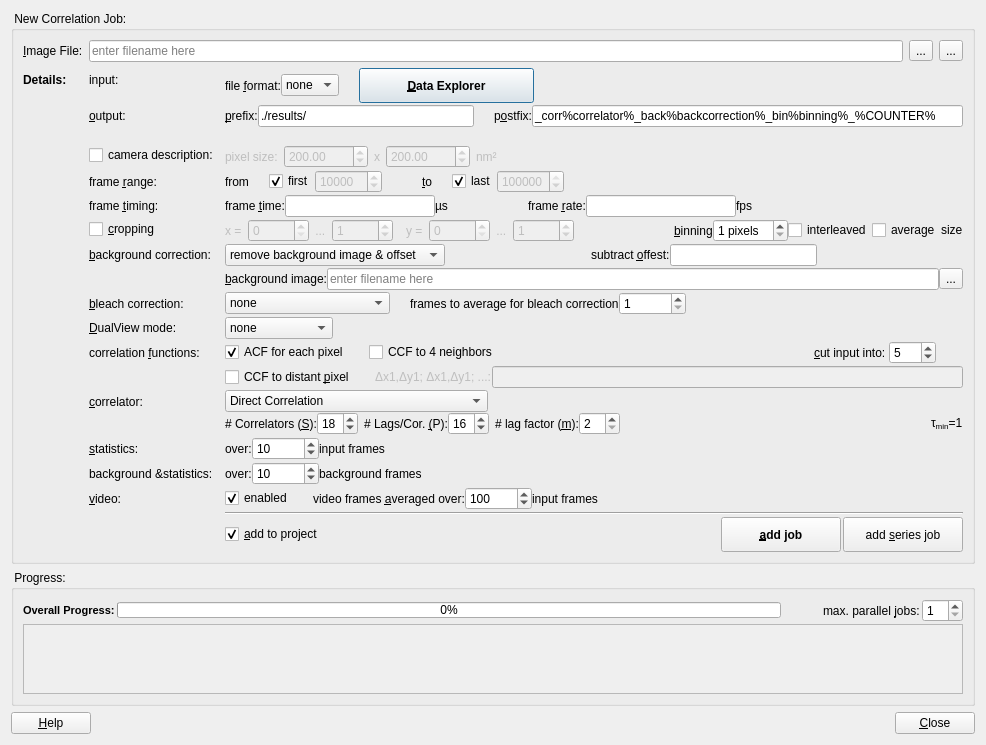
This is plugins/imagingfcs/qfrdrimagingfcscorrelationdialog.ui in jkriege2/QuickFit3 as Qt 5 draws it before an edit. The edited form follows.
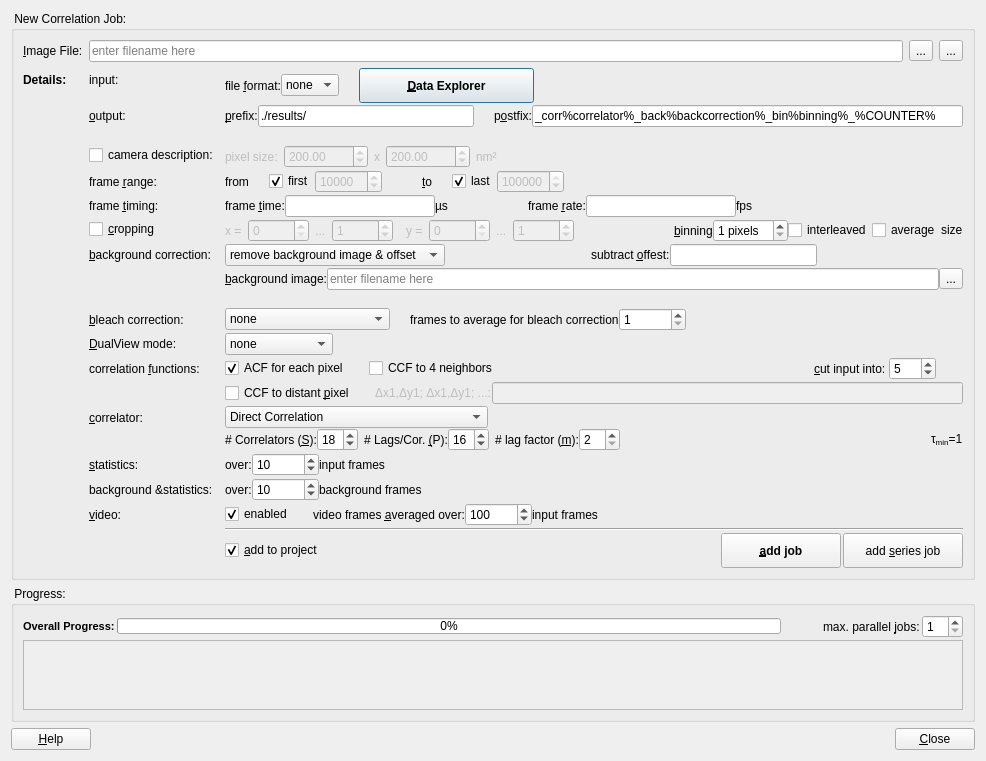
This is the edited form. Icons and pictures are not drawn. Custom widgets are drawn as their Qt base class.

Commit message: QuickFit3/table: bugfix: table-size not initialized on startup QuickFit3/imFCS: added display of background image size to correlation dialog

The edit to the form file:
```diff
--- a/plugins/imagingfcs/qfrdrimagingfcscorrelationdialog.ui
+++ b/plugins/imagingfcs/qfrdrimagingfcscorrelationdialog.ui
@@ -10,7 +10,7 @@
     <x>0</x>
     <y>0</y>
     <width>947</width>
-    <height>741</height>
+    <height>756</height>
    </rect>
   </property>
   <property name="windowTitle">
@@ -991,7 +991,7 @@
            </item>
           </layout>
          </item>
-         <item row="9" column="0">
+         <item row="10" column="0">
           <widget class="QLabel" name="label_39">
            <property name="text">
             <string>&amp;bleach correction:</string>
@@ -1001,7 +1001,7 @@
            </property>
           </widget>
          </item>
-         <item row="9" column="1">
+         <item row="10" column="1">
           <layout class="QHBoxLayout" name="horizontalLayout_20">
            <item>
             <widget class="QComboBox" name="cmbBleachType">
@@ -1087,7 +1087,7 @@
            </item>
           </layout>
          </item>
-         <item row="10" column="0">
+         <item row="11" column="0">
           <widget class="QLabel" name="label_47">
            <property name="text">
             <string>&amp;DualView mode:</string>
@@ -1097,7 +1097,7 @@
            </property>
           </widget>
          </item>
-         <item row="10" column="1">
+         <item row="11" column="1">
           <layout class="QHBoxLayout" name="horizontalLayout_22">
            <item>
             <widget class="QComboBox" name="cmbDualView">
@@ -1152,7 +1152,7 @@
            </item>
           </layout>
          </item>
-         <item row="11" column="0">
+         <item row="12" column="0">
           <widget class="QLabel" name="label_26">
            <property name="text">
             <string>correlation &amp;functions:</string>
@@ -1162,7 +1162,7 @@
            </property>
           </widget>
          </item>
-         <item row="11" column="1">
+         <item row="12" column="1">
           <layout class="QHBoxLayout" name="horizontalLayout_12">
            <item>
             <widget class="QCheckBox" name="chkACF">
@@ -1264,7 +1264,7 @@
            </item>
           </layout>
          </item>
-         <item row="12" column="1">
+         <item row="13" column="1">
           <layout class="QHBoxLayout" name="horizontalLayout_16">
            <item>
             <widget class="QCheckBox" name="chkDistanceCCD">
@@ -1314,7 +1314,7 @@
            </item>
           </layout>
          </item>
-         <item row="13" column="0">
+         <item row="14" column="0">
           <widget class="QLabel" name="label_8">
            <property name="text">
             <string>&amp;correlator:</string>
@@ -1324,7 +1324,7 @@
            </property>
           </widget>
          </item>
-         <item row="13" column="1">
+         <item row="14" column="1">
           <layout class="QVBoxLayout" name="verticalLayout">
            <item>
             <layout class="QHBoxLayout" name="horizontalLayout_6">
@@ -1501,7 +1501,7 @@
            </item>
           </layout>
          </item>
-         <item row="14" column="0">
+         <item row="15" column="0">
           <widget class="QLabel" name="label_27">
            <property name="text">
             <string>&amp;statistics:</string>
@@ -1511,7 +1511,7 @@
            </property>
           </widget>
          </item>
-         <item row="14" column="1">
+         <item row="15" column="1">
           <layout class="QHBoxLayout" name="horizontalLayout_13">
            <item>
             <widget class="QLabel" name="label_29">
@@ -1571,14 +1571,14 @@
            </item>
           </layout>
          </item>
-         <item row="15" column="0">
+         <item row="16" column="0">
           <widget class="QLabel" name="label_44">
            <property name="text">
             <string>background &amp;statistics:</string>
            </property>
           </widget>
          </item>
-         <item row="15" column="1">
+         <item row="16" column="1">
           <layout class="QHBoxLayout" name="horizontalLayout_21">
            <item>
             <widget class="QLabel" name="label_45">
@@ -1638,7 +1638,7 @@
            </item>
           </layout>
          </item>
-         <item row="16" column="0">
+         <item row="17" column="0">
           <widget class="QLabel" name="label_23">
            <property name="text">
             <string>&amp;video:</string>
@@ -1648,7 +1648,7 @@
            </property>
           </widget>
          </item>
-         <item row="16" column="1">
+         <item row="17" column="1">
           <layout class="QHBoxLayout" name="horizontalLayout_11">
            <item>
             <widget class="QCheckBox" name="chkVideo">
@@ -1731,14 +1731,14 @@
            </item>
           </layout>
          </item>
-         <item row="17" column="1">
+         <item row="18" column="1">
           <widget class="Line" name="line">
            <property name="orientation">
             <enum>Qt::Horizontal</enum>
            </property>
           </widget>
          </item>
-         <item row="18" column="0">
+         <item row="19" column="0">
           <widget class="QLabel" name="label_17">
            <property name="text">
             <string/>
@@ -1748,7 +1748,7 @@
            </property>
           </widget>
          </item>
-         <item row="18" column="1">
+         <item row="19" column="1">
           <layout class="QHBoxLayout" name="horizontalLayout_5">
            <property name="spacing">
             <number>2</number>
@@ -1849,6 +1849,16 @@
            </property>
           </widget>
          </item>
+         <item row="9" column="1">
+          <widget class="QLabel" name="labBackgroundProps">
+           <property name="text">
+            <string/>
+           </property>
+           <property name="alignment">
+            <set>Qt::AlignRight|Qt::AlignTrailing|Qt::AlignVCenter</set>
+           </property>
+          </widget>
+         </item>
         </layout>
        </widget>
       </item>
```
The commit also changes 3 other files.
